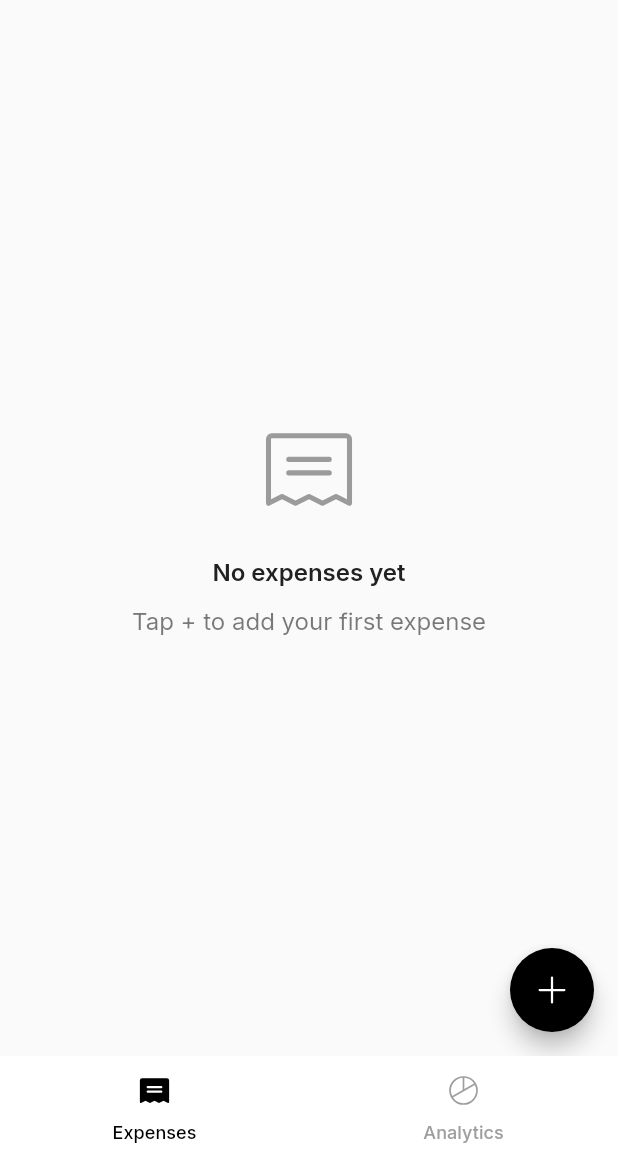
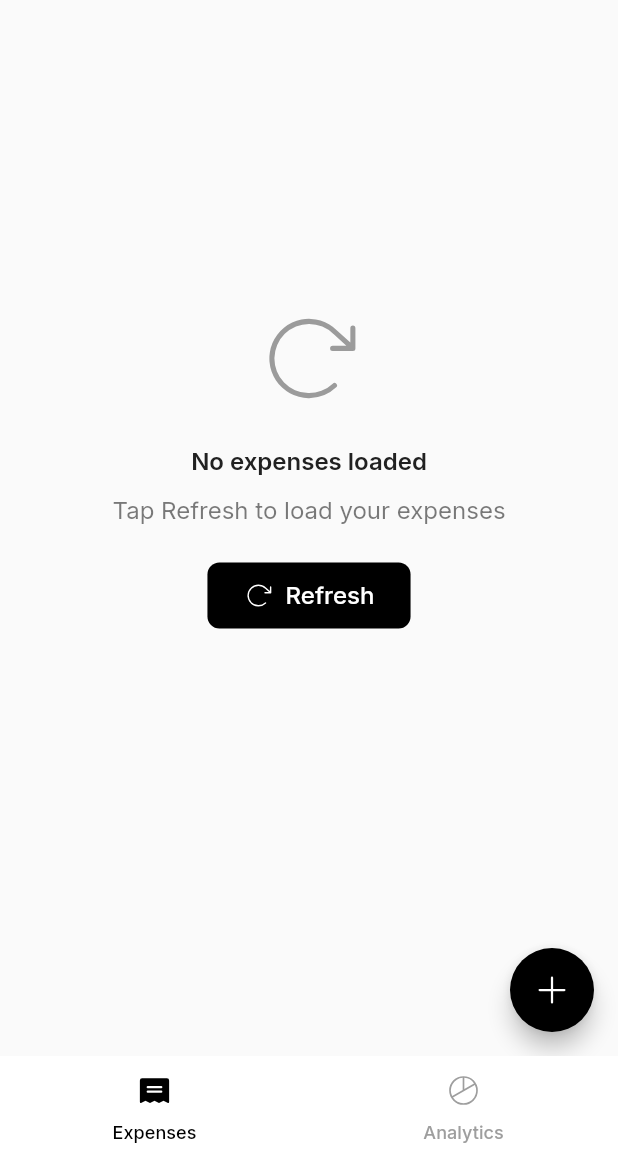
Before and after one commit to quoc48/expense_tracker, a Flutter app: the screen it shows once a user with an empty profile is signed in, on a phone screen of 412 x 824 dp, the part 84-1236 px from its top. Run offline on Flutter 3.47's test engine with Material 3 defaults, Android fonts, the phone set to English and light mode, and no system bars; our stand-ins replace camera, connectivity_plus, fl_chart, flutter_dotenv, google_generative_ai, hive and 7 more; missing offline and left inert: google_mlkit_text_recognition; accounts and stored records are empty.

Commit message:
feat: Enhanced offline UX - Timeout fix & manual refresh
Improvements:
- Increased Supabase timeout from 5s to 15s for large datasets (873 expenses)
- Added pull-to-refresh on empty state and expense list
- Added manual Refresh button with clear, concise messaging
- Empty state persists until manual refresh (no auto-change on connectivity)
- Better offline-first user experience

Technical changes:
- ExpenseProvider: timeout Duration(seconds: 15) for getAll()
- ExpenseListScreen: Wrapped both empty state and list in RefreshIndicator
- Simplified empty state message: "Tap Refresh to load your expenses"
- Manual control over when to load from Supabase

Testing: All offline queue tests passed on physical device
- ✅ Offline expense add with queue
- ✅ Queue persistence across cold start
- ✅ Auto-sync when connectivity returns
- ✅ Manual refresh functionality
- ✅ Edge cases (5-10 items, slow network)

🤖 Generated with [Claude Code](https://claude.com/claude-code)

Co-Authored-By: Claude <noreply@anthropic.com>

```diff
--- a/lib/providers/expense_provider.dart
+++ b/lib/providers/expense_provider.dart
@@ -61,7 +61,7 @@ class ExpenseProvider extends ChangeNotifier {
       // Try to load synced expenses from Supabase (with timeout for offline mode)
       try {
         _expenses = await _repository.getAll()
-            .timeout(const Duration(seconds: 5));
+            .timeout(const Duration(seconds: 15)); // Increased from 5s for large datasets
         debugPrint('✅ Loaded ${_expenses.length} expenses from Supabase');
       } catch (e) {
         // Offline or timeout - just start with empty list
--- a/lib/screens/expense_list_screen.dart
+++ b/lib/screens/expense_list_screen.dart
@@ -160,25 +160,47 @@ class _ExpenseListScreenState extends State<ExpenseListScreen> {
   Widget _buildEmptyState(BuildContext context) {
     final theme = Theme.of(context);
     final isDark = theme.brightness == Brightness.dark;
+    final expenseProvider = Provider.of<ExpenseProvider>(context, listen: false);
 
-    return Center(
+    return RefreshIndicator(
+      onRefresh: () async {
+        await expenseProvider.loadExpenses();
+      },
+      child: ListView(
+        children: [
+          SizedBox(
+            height: MediaQuery.of(context).size.height - 200,
+            child: Center(
               child: Column(
                 mainAxisAlignment: MainAxisAlignment.center,
                 children: [
                   Icon(
-            PhosphorIconsLight.receipt,
+                    PhosphorIconsLight.arrowClockwise,
                     size: AppConstants.iconSize3xl * 1.5, // 72
                     color: isDark ? AppColors.textTertiaryDark : AppColors.textTertiaryLight,
                   ),
                   SizedBox(height: AppSpacing.spaceLg),
                   Text(
-            'No expenses yet',
+                    'No expenses loaded',
                     style: ComponentTextStyles.emptyTitle(theme.textTheme),
                   ),
                   SizedBox(height: AppSpacing.spaceXs),
                   Text(
-            'Tap + to add your first expense',
+                    'Tap Refresh to load your expenses',
                     style: ComponentTextStyles.emptyMessage(theme.textTheme),
+                    textAlign: TextAlign.center,
+                  ),
+                  SizedBox(height: AppSpacing.spaceLg),
+                  FilledButton.icon(
+                    onPressed: () async {
+                      await expenseProvider.loadExpenses();
+                    },
+                    icon: const Icon(PhosphorIconsLight.arrowClockwise, size: 20),
+                    label: const Text('Refresh'),
+                  ),
+                ],
+              ),
+            ),
           ),
         ],
       ),
@@ -188,12 +210,17 @@ class _ExpenseListScreenState extends State<ExpenseListScreen> {
   Widget _buildExpenseList(BuildContext context, List<Expense> expenses) {
     // Get sync status to show sync banner
     final syncProvider = Provider.of<SyncProvider>(context);
+    final expenseProvider = Provider.of<ExpenseProvider>(context, listen: false);
 
     // Get current theme brightness for ListView key
     // This forces ListView to rebuild visible items when theme changes
     final brightness = Theme.of(context).brightness;
 
-    return ListView.builder(
+    return RefreshIndicator(
+      onRefresh: () async {
+        await expenseProvider.loadExpenses();
+      },
+      child: ListView.builder(
         // Key based on brightness - ensures ListView rebuilds when toggling light/dark mode
         // Without this key, Flutter reuses existing Card widgets (causing invisible text bug)
         key: ValueKey('expense-list-$brightness'),
@@ -225,6 +252,7 @@ class _ExpenseListScreenState extends State<ExpenseListScreen> {
             showDate: true,
           );
         },
+      ),
     );
   }
 
```
Lines whose indentation alone changed are shown as unchanged.
